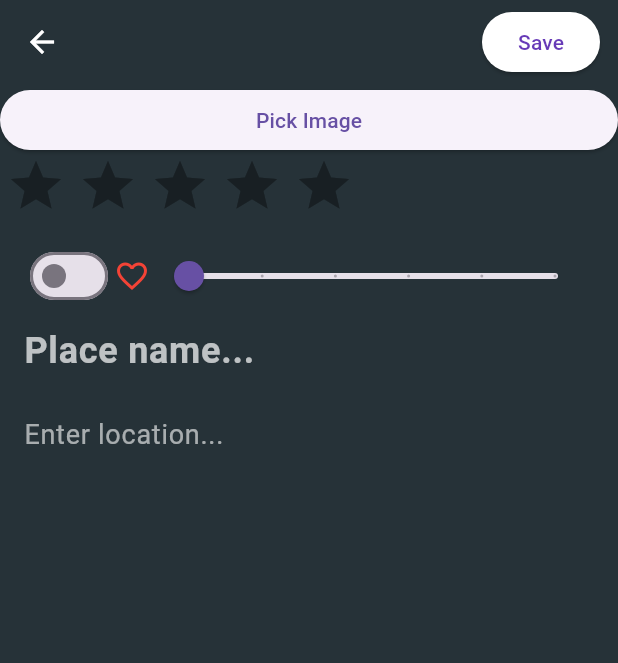
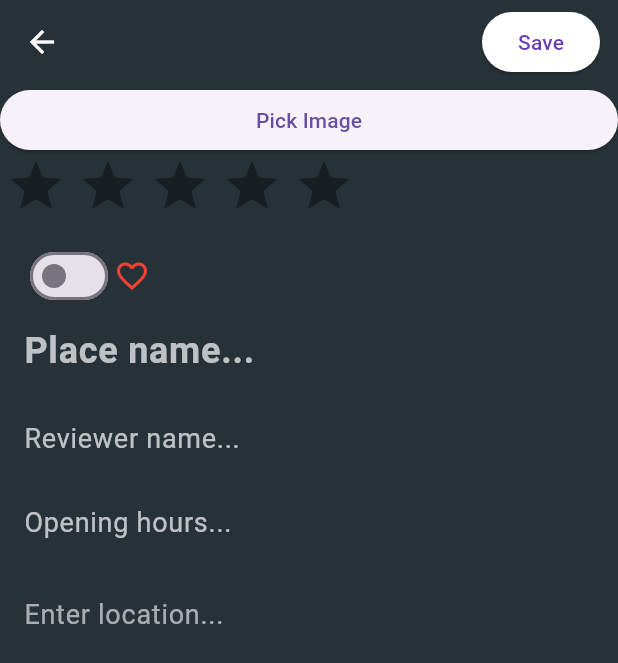
Before and after one commit to rayrednet/Midterm-Exam_Mobile-Device-Programming, a Flutter app: the screen it shows after launch, after a tap on the "add" icon, on a phone screen of 412 x 824 dp. Shown: the top 663 px of the screen. Run offline on Flutter 3.47's test engine with Material 3 defaults, Android fonts, the light colour scheme and no system bars; drawn by our look-alikes of flutter_rating_bar; our stand-ins replace image_picker, sqflite; accounts and stored records are empty.

Commit message:
adding all necessary widgets

```diff
--- a/midterm_exam/lib/db/notes_database.dart
+++ b/midterm_exam/lib/db/notes_database.dart
@@ -12,7 +12,7 @@ class NotesDatabase {
   Future<Database> get database async {
     if (_database != null) return _database!;
 
-    _database = await _initDB('notes16.db');
+    _database = await _initDB('place101.db');
     return _database!;
   }
 
@@ -30,6 +30,8 @@ class NotesDatabase {
     const integerType = 'INTEGER NOT NULL';
     const imagePathType = 'TEXT';
     const ratingType = 'REAL';
+    const reviewer = 'TEXT NOT NULL';
+    const openingHours = 'TEXT NOT NULL';
 
     await db.execute('''
 CREATE TABLE $tableNotes (
@@ -40,7 +42,9 @@ CREATE TABLE $tableNotes (
   ${NoteFields.description} $textType,
   ${NoteFields.time} $textType,
   ${NoteFields.imagePath} $imagePathType,
-  ${NoteFields.rating} $ratingType
+  ${NoteFields.rating} $ratingType,
+  ${NoteFields.reviewer} $reviewer,
+  ${NoteFields.openingHours} $openingHours
   )
 ''');
   }
--- a/midterm_exam/lib/model/note.dart
+++ b/midterm_exam/lib/model/note.dart
@@ -3,7 +3,7 @@ final String tableNotes = 'notes';
 class NoteFields {
   static final List<String> values = [
     /// Add all fields
-    id, isImportant, number, title, description, time, imagePath, rating,
+    id, isImportant, number, title, description, time, imagePath, rating, reviewer, openingHours,
   ];
 
   static const String id = '_id';
@@ -14,6 +14,8 @@ class NoteFields {
   static const String time = 'time';
   static const String imagePath = 'imagePath';
   static const String rating = 'rating';
+  static const String reviewer = 'reviewer';
+  static const String openingHours = 'openingHours';
 }
 
 class Note {
@@ -25,6 +27,8 @@ class Note {
   final DateTime createdTime;
   final String? imagePath;
   final double rating;
+  final String reviewer;
+  final String openingHours;
 
   const Note({
     this.id,
@@ -35,6 +39,8 @@ class Note {
     required this.createdTime,
     this.imagePath,
     this.rating = 0.0,
+    required this.reviewer,
+    required this. openingHours,
   });
 
   Note copy({
@@ -56,6 +62,8 @@ class Note {
         createdTime: createdTime ?? this.createdTime,
         imagePath: imagePath ?? this.imagePath,
         rating: rating ?? this.rating,
+        reviewer: reviewer ?? this.reviewer,
+        openingHours: openingHours ?? this.openingHours,
       );
 
   static Note fromJson(Map<String, Object?> json) => Note(
@@ -67,6 +75,8 @@ class Note {
         createdTime: DateTime.parse(json[NoteFields.time] as String),
         imagePath: json[NoteFields.imagePath] as String?,
         rating: json[NoteFields.rating] as double? ?? 0.0,
+        reviewer: json[NoteFields.reviewer] as String,
+        openingHours: json[NoteFields.openingHours] as String,
       );
 
   Map<String, Object?> toJson() => {
@@ -78,5 +88,7 @@ class Note {
         NoteFields.time: createdTime.toIso8601String(),
         NoteFields.imagePath: imagePath,
         NoteFields.rating: rating,
+        NoteFields.reviewer: reviewer,
+        NoteFields.openingHours: openingHours,
       };
 }
--- a/midterm_exam/lib/page/edit_note_page.dart
+++ b/midterm_exam/lib/page/edit_note_page.dart
@@ -26,6 +26,8 @@ class _AddEditNotePageState extends State<AddEditNotePage> {
   late String description;
   String? imagePath;
   double rating = 0.0;
+  late String reviewer;
+  late String openingHours;
 
   final ImagePicker _picker = ImagePicker();
 
@@ -39,6 +41,8 @@ class _AddEditNotePageState extends State<AddEditNotePage> {
     description = widget.note?.description ?? '';
     imagePath = widget.note?.imagePath;
     rating = widget.note?.rating ?? 0.0;
+    reviewer = widget.note?.reviewer ?? '';
+    openingHours = widget.note?.openingHours ?? '';
   }
 
   Future<void> pickMedia() async {
@@ -126,6 +130,8 @@ class _AddEditNotePageState extends State<AddEditNotePage> {
                 number: number,
                 title: title,
                 description: description,
+                reviewer: reviewer,
+                openingHours: openingHours,
                 onChangedImportant: (isImportant) =>
                     setState(() => this.isImportant = isImportant),
                 onChangedNumber: (number) =>
@@ -133,6 +139,8 @@ class _AddEditNotePageState extends State<AddEditNotePage> {
                 onChangedTitle: (title) => setState(() => this.title = title),
                 onChangedDescription: (description) =>
                     setState(() => this.description = description),
+                onChangedReviewer: (value) => setState(() => reviewer = value),
+                onChangedOpeningHours: (value) => setState(() => openingHours = value),
               ),
             ],
           ),
@@ -206,8 +214,11 @@ class _AddEditNotePageState extends State<AddEditNotePage> {
       createdTime: DateTime.now(),
       imagePath: imagePath,
       rating: rating,
+      reviewer: reviewer,
+      openingHours: openingHours,
     );
 
     await NotesDatabase.instance.create(note);
   }
+
 }
--- a/midterm_exam/lib/page/note_detail_page.dart
+++ b/midterm_exam/lib/page/note_detail_page.dart
@@ -48,7 +48,6 @@ class _NoteDetailPageState extends State<NoteDetailPage> {
             : Padding(
                 padding: const EdgeInsets.all(12),
                 child: ListView(
-                  padding: const EdgeInsets.symmetric(vertical: 8),
                   children: [
                     imageCover(), // Display the image cover if available
                     const SizedBox(height: 8),
@@ -63,6 +62,18 @@ class _NoteDetailPageState extends State<NoteDetailPage> {
                         fontSize: 22,
                         fontWeight: FontWeight.bold,
                       ),
+                    ),
+                    const SizedBox(height: 8),
+                    Text(
+                      'Reviewer: ${note.reviewer}', // Display the reviewer's name
+                      style:
+                          const TextStyle(color: Colors.white70, fontSize: 18),
+                    ),
+                    const SizedBox(height: 4),
+                    Text(
+                      'Hours: ${note.openingHours}', // Display the operating hours
+                      style:
+                          const TextStyle(color: Colors.white70, fontSize: 18),
                     ),
                     const SizedBox(height: 8),
                     Text(
--- a/midterm_exam/lib/widget/note_form_widget.dart
+++ b/midterm_exam/lib/widget/note_form_widget.dart
@@ -5,10 +5,14 @@ class NoteFormWidget extends StatelessWidget {
   final int? number;
   final String? title;
   final String? description;
+  final String? reviewer;
+  final String? openingHours;
   final ValueChanged<bool> onChangedImportant;
   final ValueChanged<int> onChangedNumber;
   final ValueChanged<String> onChangedTitle;
   final ValueChanged<String> onChangedDescription;
+  final ValueChanged<String> onChangedReviewer;
+  final ValueChanged<String> onChangedOpeningHours;
 
   const NoteFormWidget({
     Key? key,
@@ -16,10 +20,14 @@ class NoteFormWidget extends StatelessWidget {
     this.number = 0,
     this.title = '',
     this.description = '',
+    this.reviewer = '',
+    this.openingHours = '',
     required this.onChangedImportant,
     required this.onChangedNumber,
     required this.onChangedTitle,
     required this.onChangedDescription,
+    required this.onChangedOpeningHours,
+    required this.onChangedReviewer,
   }) : super(key: key);
 
   @override
@@ -45,21 +53,16 @@ class NoteFormWidget extends StatelessWidget {
                       ),
                     ],
                   ),
-                  Expanded(
-                    child: Slider(
-                      value: (number ?? 0).toDouble(),
-                      min: 0,
-                      max: 5,
-                      divisions: 5,
-                      onChanged: (number) => onChangedNumber(number.toInt()),
-                    ),
-                  )
                 ],
               ),
               buildTitle(),
               const SizedBox(height: 8),
+              buildReviewer(),
+              const SizedBox(height: 8),
+              buildOpeningHours(),
+              const SizedBox(height: 16),
               buildDescription(),
-              const SizedBox(height: 16),
+              const SizedBox(height: 8),
             ],
           ),
         ),
@@ -97,4 +100,33 @@ class NoteFormWidget extends StatelessWidget {
             : null,
         onChanged: onChangedDescription,
       );
+
+  Widget buildReviewer() => TextFormField(
+        maxLines: 1,
+        initialValue: reviewer,
+        style: const TextStyle(color: Colors.white70, fontSize: 18),
+        decoration: const InputDecoration(
+          border: InputBorder.none,
+          hintText: 'Reviewer name...',
+          hintStyle: TextStyle(color: Colors.white70),
+        ),
+        validator: (value) =>
+            value != null && value.isEmpty ? 'Reviewer cannot be empty' : null,
+        onChanged: onChangedReviewer,
+      );
+
+  Widget buildOpeningHours() => TextFormField(
+        maxLines: 1,
+        initialValue: openingHours,
+        style: const TextStyle(color: Colors.white70, fontSize: 18),
+        decoration: const InputDecoration(
+          border: InputBorder.none,
+          hintText: 'Opening hours...',
+          hintStyle: TextStyle(color: Colors.white70),
+        ),
+        validator: (value) => value != null && value.isEmpty
+            ? 'Opening hours cannot be empty'
+            : null,
+        onChanged: onChangedOpeningHours,
+      );
 }
```
